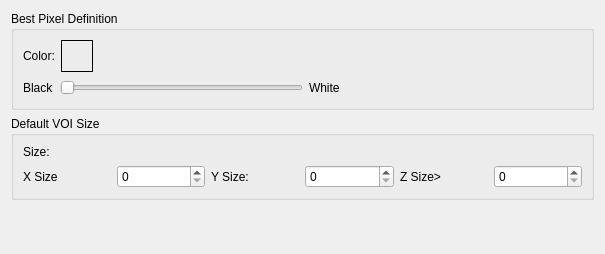
First picture: the form in frontend/toolbar/seedgrow/SettingsPanel.ui, repository FelixdelasPozas/EspINA, before the edit.
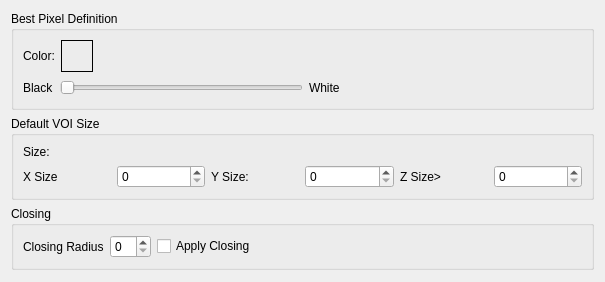
Second picture: the form after the edit.

Diff of the .ui file:
```diff
--- a/frontend/toolbar/seedgrow/SettingsPanel.ui
+++ b/frontend/toolbar/seedgrow/SettingsPanel.ui
@@ -7,7 +7,7 @@
     <x>0</x>
     <y>0</y>
     <width>605</width>
-    <height>254</height>
+    <height>282</height>
    </rect>
   </property>
   <property name="windowTitle">
@@ -179,6 +179,45 @@
      </layout>
     </widget>
    </item>
+   <item>
+    <widget class="QGroupBox" name="groupBox_3">
+     <property name="title">
+      <string>Closing</string>
+     </property>
+     <layout class="QHBoxLayout" name="horizontalLayout_4">
+      <item>
+       <widget class="QLabel" name="label_8">
+        <property name="text">
+         <string>Closing Radius</string>
+        </property>
+       </widget>
+      </item>
+      <item>
+       <widget class="QSpinBox" name="closing"/>
+      </item>
+      <item>
+       <widget class="QCheckBox" name="applyClosing">
+        <property name="text">
+         <string>Apply Closing</string>
+        </property>
+       </widget>
+      </item>
+      <item>
+       <spacer name="horizontalSpacer_3">
+        <property name="orientation">
+         <enum>Qt::Horizontal</enum>
+        </property>
+        <property name="sizeHint" stdset="0">
+         <size>
+          <width>40</width>
+          <height>20</height>
+         </size>
+        </property>
+       </spacer>
+      </item>
+     </layout>
+    </widget>
+   </item>
    <item>
     <spacer name="verticalSpacer_2">
      <property name="orientation">
```
